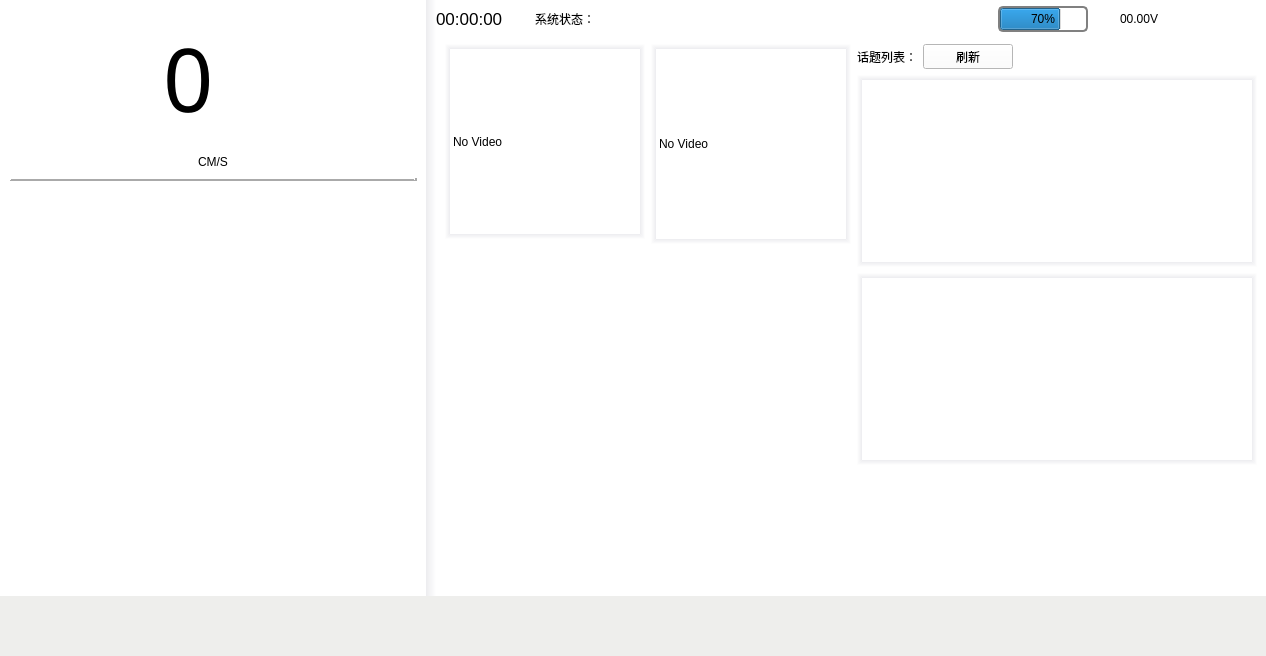
Above: ui/main_window.ui from chengyangkj/Ros_Qt5_Gui_App before the change. Below: the same form after it.
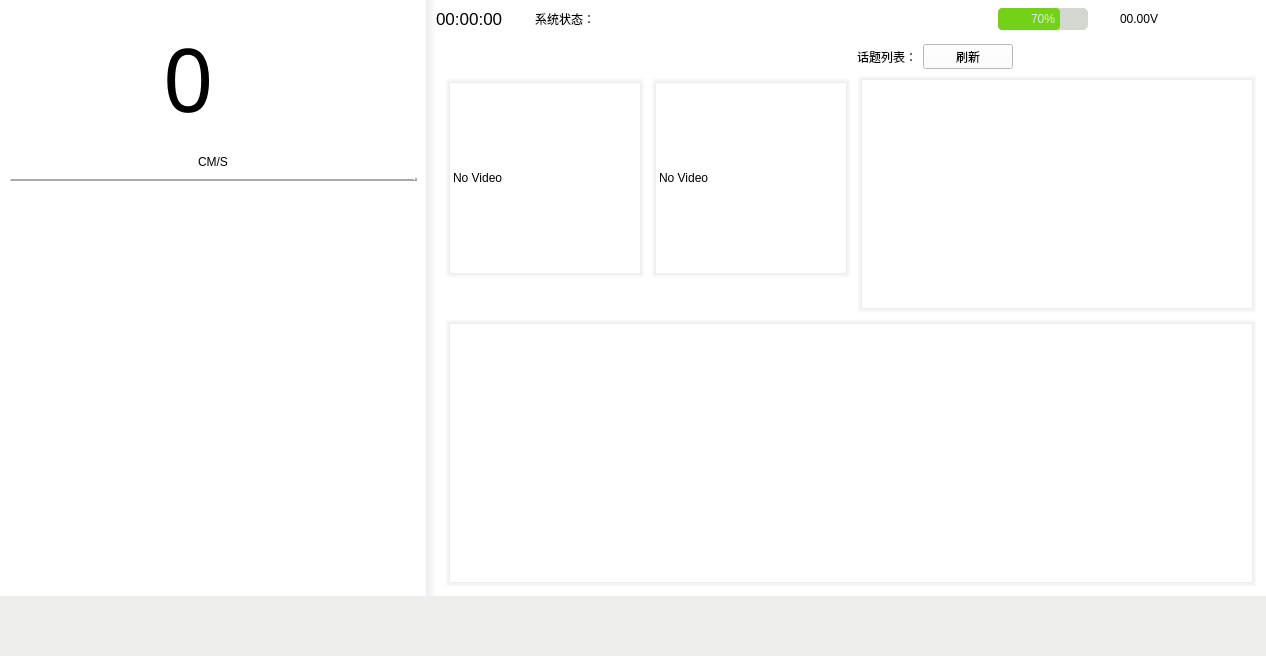
That is the form after the change. The open tabs and pages were chosen to show the change. Icons and pictures are not drawn.

Commit message: ui优化

```diff
--- a/ui/main_window.ui
+++ b/ui/main_window.ui
@@ -756,11 +756,21 @@
                   </size>
                  </property>
                  <property name="styleSheet">
-                  <string notr="true">QProgressBar {
-   border: 2px solid grey;
-   border-radius: 5px;
-   text-align: center;
-}</string>
+                  <string notr="true">QProgressBar#progressBar
+{
+      border:none;   /*无边框*/
+      background:rgb(211, 215, 207);
+      border-radius:5px;
+      text-align:center;   /*文本的位置*/
+      color: rgb(229, 229, 229);  /*文本颜色*/
+}
+ 
+QProgressBar::chunk 
+{
+      background-color:rgb(115, 210, 22);
+      border-radius:4px;
+}
+</string>
                  </property>
                  <property name="value">
                   <number>70</number>
@@ -1469,11 +1479,11 @@
              </layout>
             </widget>
             <widget class="QWidget" name="page_5">
+             <layout class="QVBoxLayout" name="verticalLayout_9">
+              <item>
              <layout class="QVBoxLayout" name="verticalLayout_4">
               <item>
-               <layout class="QHBoxLayout" name="horizontalLayout_17">
-                <item>
-                 <layout class="QHBoxLayout" name="horizontalLayout_16">
+                 <layout class="QHBoxLayout" name="horizontalLayout_9">
                   <item>
                    <layout class="QVBoxLayout" name="verticalLayout_11">
                     <item>
@@ -1505,19 +1515,6 @@
                       </property>
                      </widget>
                     </item>
-                    <item>
-                     <spacer name="verticalSpacer">
-                      <property name="orientation">
-                       <enum>Qt::Vertical</enum>
-                      </property>
-                      <property name="sizeHint" stdset="0">
-                       <size>
-                        <width>20</width>
-                        <height>40</height>
-                       </size>
-                      </property>
-                     </spacer>
-                    </item>
                    </layout>
                   </item>
                   <item>
@@ -1551,19 +1548,6 @@
                       </property>
                      </widget>
                     </item>
-                    <item>
-                     <spacer name="verticalSpacer_2">
-                      <property name="orientation">
-                       <enum>Qt::Vertical</enum>
-                      </property>
-                      <property name="sizeHint" stdset="0">
-                       <size>
-                        <width>20</width>
-                        <height>40</height>
-                       </size>
-                      </property>
-                     </spacer>
-                    </item>
                    </layout>
                   </item>
                   <item>
@@ -1641,6 +1625,10 @@
                       </property>
                      </widget>
                     </item>
+                   </layout>
+                  </item>
+                 </layout>
+                </item>
                     <item>
                      <widget class="QListView" name="view_logging">
                       <property name="minimumSize">
@@ -1666,23 +1654,6 @@
 </string>
                       </property>
                      </widget>
-                    </item>
-                    <item>
-                     <spacer name="verticalSpacer_3">
-                      <property name="orientation">
-                       <enum>Qt::Vertical</enum>
-                      </property>
-                      <property name="sizeHint" stdset="0">
-                       <size>
-                        <width>20</width>
-                        <height>40</height>
-                       </size>
-                      </property>
-                     </spacer>
-                    </item>
-                   </layout>
-                  </item>
-                 </layout>
                 </item>
                </layout>
               </item>
```
Lines whose indentation alone changed are shown as unchanged.
